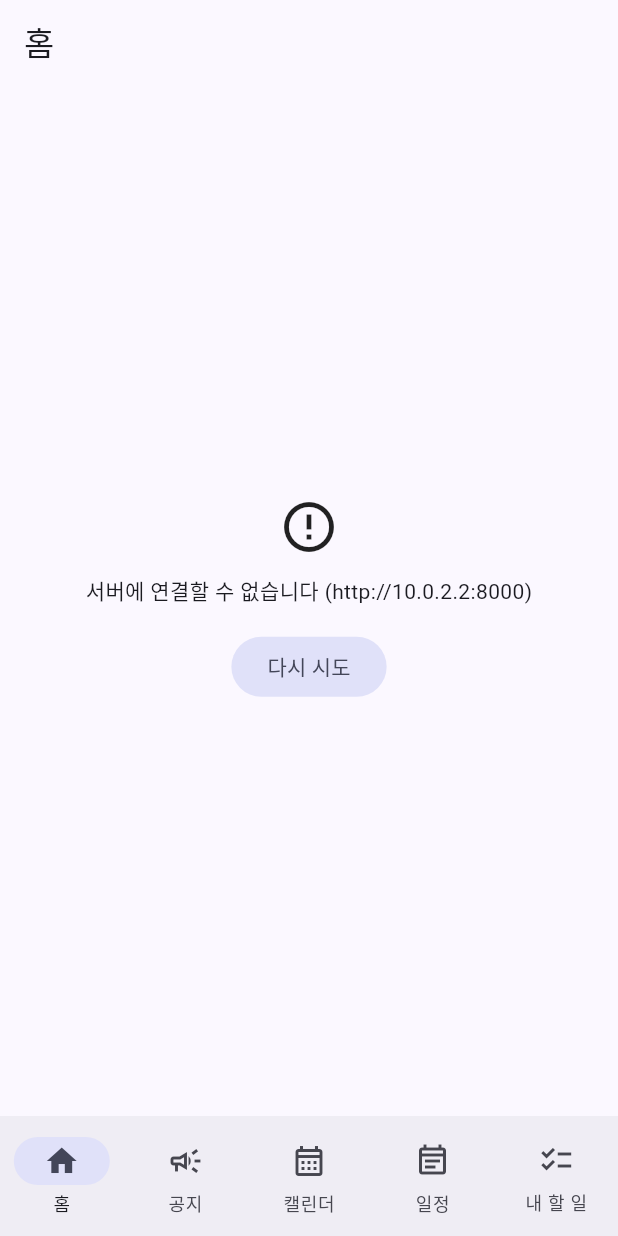
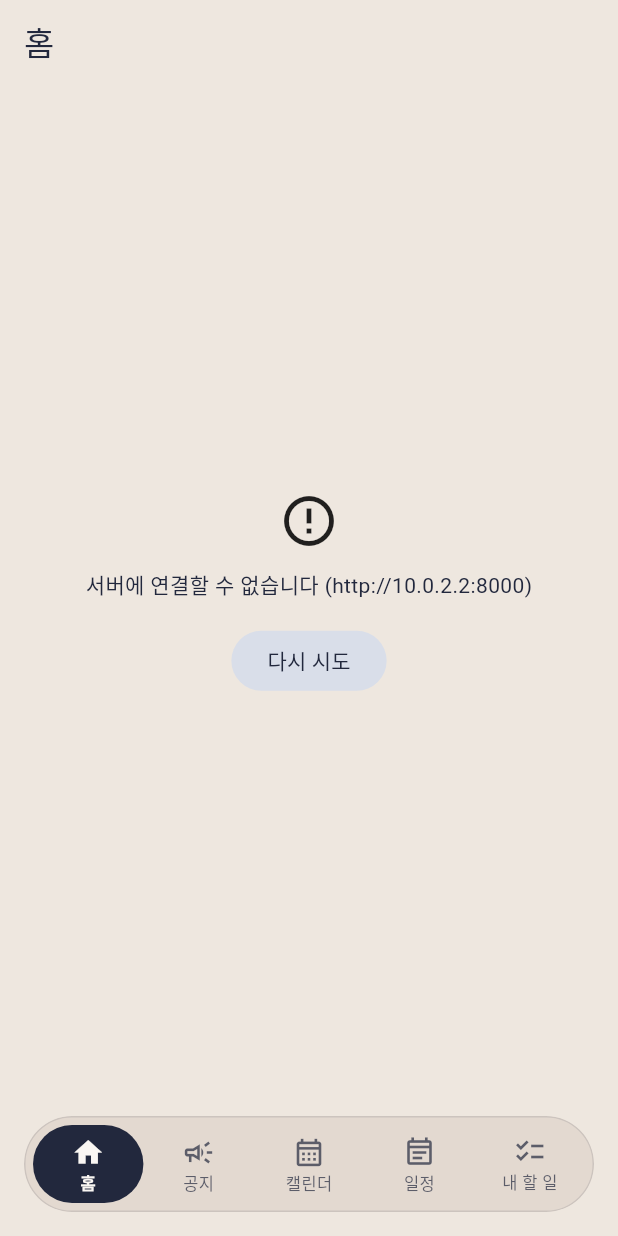
Before and after one commit to leejin727/site-alert, a Flutter app: the screen it shows after launch, on a phone screen of 412 x 824 dp. Run offline on Flutter 3.47's test engine with Material 3 defaults, Android fonts, the phone set to English and light mode, and no system bars; network calls fail.

Commit message:
Flutter 앱: 떠 있는 알약 탭 바, 색과 모양을 한 테마로 통일
- 아래 탭 바를 떠 있는 알약 모양으로 교체(FloatingTabBar). 선택 표시는 앞쪽 끝이 먼저 가고
  뒤쪽 끝이 따라오며 0.35초 동안 미끄러져 이동. 탭 개수·순서·아이콘·이름·화면 전환은 그대로
- 폭 360에서도 탭 이름이 제 칸 안에 들어가고, 넓은 화면에서는 본문과 같은 720 폭으로 가운데
- lib/theme.dart: 앱의 색을 AppColors 이름으로 모으고 그 색으로 테마 구성. 화면 파일에는 색 값을 적지 않음
- 모든 화면: 바탕색 배경과 제목 줄, 크림색 카드(모서리 12), 주 버튼은 버튼 남색 알약
- 진한 남색 카드는 화면의 가장 중요한 요약에만: 홈의 가장 가까운 마감, 일정 상세 진행률, 주간 회고 완료율
- 칩은 두 가지: 임박·지남·확인 필요는 연한 황갈색(진한 갈색 글자), 나머지는 연한 청회색. 빨강은 쓰지 않음
- 캘린더: 선택한 날은 진한 남색 원, 마감 표시는 진한 갈색 네모
- 탭 바 테스트 추가

Co-Authored-By: Claude Fable 5.2 <noreply@anthropic.com>

```diff
--- /dev/null
+++ b/site_alert/lib/floating_tab_bar.dart
@@ -0,0 +1,198 @@
+import 'dart:ui' show lerpDouble;
+
+import 'package:flutter/material.dart';
+
+import 'screens/notice_list_screen.dart' show contentMaxWidth;
+import 'theme.dart';
+
+class TabItem {
+  const TabItem({
+    required this.icon,
+    required this.selectedIcon,
+    required this.label,
+  });
+
+  final IconData icon;
+  final IconData selectedIcon;
+  final String label;
+}
+
+/// 화면 아래에 떠 있는 알약 모양 탭 바. 선택 표시는 탭을 바꾸면 늘어났다 줄어들며 미끄러져 이동함.
+class FloatingTabBar extends StatefulWidget {
+  const FloatingTabBar({
+    super.key,
+    required this.items,
+    required this.selectedIndex,
+    required this.onSelected,
+  });
+
+  final List<TabItem> items;
+  final int selectedIndex;
+  final ValueChanged<int> onSelected;
+
+  @override
+  State<FloatingTabBar> createState() => _FloatingTabBarState();
+}
+
+class _FloatingTabBarState extends State<FloatingTabBar>
+    with SingleTickerProviderStateMixin {
+  static const _barHeight = 64.0;
+  static const _barPadding = 6.0;
+
+  // 앞쪽 끝이 먼저 가고 뒤쪽 끝이 따라와서, 이동하는 동안 표시가 가로로 늘어났다 줄어듦
+  static const _lead = Interval(0, 0.7, curve: Curves.easeOutCubic);
+  static const _trail = Interval(0.3, 1, curve: Curves.easeInOutCubic);
+
+  late final AnimationController _controller = AnimationController(
+    vsync: this,
+    duration: const Duration(milliseconds: 350),
+    value: 1,
+  );
+
+  // 표시의 양 끝. 탭 칸 폭을 1로 본 위치 (n번째 탭 = n ~ n+1)
+  late double _fromLeft = widget.selectedIndex.toDouble();
+  late double _fromRight = widget.selectedIndex + 1.0;
+
+  (double, double) _edges(int target) {
+    final forward = target + 0.5 >= (_fromLeft + _fromRight) / 2;
+    final t = _controller.value;
+    return (
+      lerpDouble(_fromLeft, target, (forward ? _trail : _lead).transform(t))!,
+      lerpDouble(
+        _fromRight,
+        target + 1,
+        (forward ? _lead : _trail).transform(t),
+      )!,
+    );
+  }
+
+  @override
+  void didUpdateWidget(FloatingTabBar oldWidget) {
+    super.didUpdateWidget(oldWidget);
+    if (oldWidget.selectedIndex == widget.selectedIndex) return;
+    // 이동 중에 다른 탭을 누르면 지금 위치에서 새로 출발
+    final (left, right) = _edges(oldWidget.selectedIndex);
+    _fromLeft = left;
+    _fromRight = right;
+    _controller.forward(from: 0);
+  }
+
+  @override
+  void dispose() {
+    _controller.dispose();
+    super.dispose();
+  }
+
+  @override
+  Widget build(BuildContext context) {
+    return SafeArea(
+      top: false,
+      minimum: const EdgeInsets.fromLTRB(16, 8, 16, 16),
+      child: Align(
+        alignment: Alignment.bottomCenter,
+        heightFactor: 1,
+        child: ConstrainedBox(
+          constraints: const BoxConstraints(maxWidth: contentMaxWidth),
+          child: Material(
+            color: AppColors.tabBand,
+            // 띠와 화면 바탕의 밝기 차이가 작아서 옅은 테두리로 경계를 보탬
+            shape: StadiumBorder(
+              side: BorderSide(color: AppColors.navy.withValues(alpha: 0.12)),
+            ),
+            clipBehavior: Clip.antiAlias,
+            child: Container(
+              height: _barHeight,
+              padding: const EdgeInsets.all(_barPadding),
+              child: LayoutBuilder(
+                builder: (context, constraints) {
+                  final cell = constraints.maxWidth / widget.items.length;
+                  return AnimatedBuilder(
+                    animation: _controller,
+                    builder: (context, _) {
+                      final (left, right) = _edges(widget.selectedIndex);
+                      return Stack(
+                        children: [
+                          Positioned(
+                            left: left * cell,
+                            width: (right - left) * cell,
+                            top: 0,
+                            bottom: 0,
+                            child: const DecoratedBox(
+                              key: ValueKey('tab-indicator'),
+                              decoration: ShapeDecoration(
+                                shape: StadiumBorder(),
+                                color: AppColors.navy,
+                              ),
+                            ),
+                          ),
+                          Row(
+                            children: [
+                              for (var i = 0; i < widget.items.length; i++)
+                                Expanded(child: _tab(context, i, left, right)),
+                            ],
+                          ),
+                        ],
+                      );
+                    },
+                  );
+                },
+              ),
+            ),
+          ),
+        ),
+      ),
+    );
+  }
+
+  Widget _tab(BuildContext context, int i, double left, double right) {
+    final item = widget.items[i];
+    final selected = i == widget.selectedIndex;
+    // 표시가 이 칸을 덮은 만큼 표시 위의 글자색에 가까워짐
+    final left0 = left > i ? left : i.toDouble();
+    final right0 = right < i + 1 ? right : i + 1.0;
+    final covered = (right0 - left0).clamp(0.0, 1.0);
+    final color = Color.lerp(AppColors.mutedNavy, AppColors.card, covered)!;
+    return Semantics(
+      button: true,
+      selected: selected,
+      child: InkWell(
+        customBorder: const StadiumBorder(),
+        overlayColor: WidgetStatePropertyAll(
+          AppColors.navy.withValues(alpha: 0.08),
+        ),
+        onTap: () => widget.onSelected(i),
+        child: Padding(
+          padding: const EdgeInsets.symmetric(horizontal: 4),
+          child: Column(
+            mainAxisAlignment: MainAxisAlignment.center,
+            children: [
+              Icon(
+                selected ? item.selectedIcon : item.icon,
+                size: 22,
+                color: color,
+              ),
+              const SizedBox(height: 2),
+              // 좁은 화면이나 큰 글자 설정에서도 잘리거나 옆 탭과 겹치지 않게 칸 폭에 맞춰 줄임
+              FittedBox(
+                fit: BoxFit.scaleDown,
+                child: Text(
+                  item.label,
+                  maxLines: 1,
+                  softWrap: false,
+                  textScaler: MediaQuery.textScalerOf(context)
+                      .clamp(maxScaleFactor: 1.3),
+                  style: TextStyle(
+                    fontSize: 11,
+                    height: 1.3,
+                    color: color,
+                    fontWeight: selected ? FontWeight.w700 : FontWeight.w500,
+                  ),
+                ),
+              ),
+            ],
+          ),
+        ),
+      ),
+    );
+  }
+}
--- a/site_alert/lib/main.dart
+++ b/site_alert/lib/main.dart
@@ -1,12 +1,13 @@
-import 'package:flutter/foundation.dart';
 import 'package:flutter/material.dart';
 
 import 'api.dart';
+import 'floating_tab_bar.dart';
 import 'screens/calendar_screen.dart';
 import 'screens/home_screen.dart';
 import 'screens/my_tasks_screen.dart';
 import 'screens/notice_list_screen.dart';
 import 'screens/schedule_list_screen.dart';
+import 'theme.dart';
 
 void main() {
   runApp(MyApp(api: ApiClient()));
@@ -24,13 +25,7 @@ class MyApp extends StatelessWidget {
     return MaterialApp(
       title: '이거할래',
       debugShowCheckedModeBanner: false,
-      theme: ThemeData(
-        colorSchemeSeed: Colors.indigo,
-        // 웹은 한글 폰트가 없어 실행 중에 내려받으므로 내장 폰트를 씀. 휴대폰은 기기 기본 폰트 그대로.
-        fontFamily: kIsWeb ? 'GowunDodum' : null,
-        // 웹은 본문을 가운데로 모으므로 제목도 버튼 수와 상관없이 가운데에 둠
-        appBarTheme: kIsWeb ? const AppBarTheme(centerTitle: true) : null,
-      ),
+      theme: buildAppTheme(),
       home: HomeShell(api: api, today: today, initialTab: initialTab),
     );
   }
@@ -66,33 +61,33 @@ class _HomeShellState extends State<HomeShell> {
         3 => ScheduleListScreen(api: widget.api, today: widget.today),
         _ => MyTasksScreen(api: widget.api, today: widget.today),
       },
-      bottomNavigationBar: NavigationBar(
+      bottomNavigationBar: FloatingTabBar(
         selectedIndex: _index,
-        onDestinationSelected: (i) => setState(() => _index = i),
-        destinations: const [
-          NavigationDestination(
-            icon: Icon(Icons.home_outlined),
-            selectedIcon: Icon(Icons.home),
+        onSelected: (i) => setState(() => _index = i),
+        items: const [
+          TabItem(
+            icon: Icons.home_outlined,
+            selectedIcon: Icons.home,
             label: '홈',
           ),
-          NavigationDestination(
-            icon: Icon(Icons.campaign_outlined),
-            selectedIcon: Icon(Icons.campaign),
+          TabItem(
+            icon: Icons.campaign_outlined,
+            selectedIcon: Icons.campaign,
             label: '공지',
           ),
-          NavigationDestination(
-            icon: Icon(Icons.calendar_month_outlined),
-            selectedIcon: Icon(Icons.calendar_month),
+          TabItem(
+            icon: Icons.calendar_month_outlined,
+            selectedIcon: Icons.calendar_month,
             label: '캘린더',
           ),
-          NavigationDestination(
-            icon: Icon(Icons.event_note_outlined),
-            selectedIcon: Icon(Icons.event_note),
+          TabItem(
+            icon: Icons.event_note_outlined,
+            selectedIcon: Icons.event_note,
             label: '일정',
           ),
-          NavigationDestination(
-            icon: Icon(Icons.checklist_outlined),
-            selectedIcon: Icon(Icons.checklist),
+          TabItem(
+            icon: Icons.checklist_outlined,
+            selectedIcon: Icons.checklist,
             label: '내 할 일',
           ),
         ],
--- a/site_alert/lib/screens/my_tasks_screen.dart
+++ b/site_alert/lib/screens/my_tasks_screen.dart
@@ -6,6 +6,7 @@ import '../models.dart';
 import 'notice_list_screen.dart' show ErrorView, InfoChip, contentInset;
 import 'schedule_detail_screen.dart' show openSource;
 import 'weekly_review_screen.dart';
+import '../theme.dart';
 
 const urgentDays = 3; // 마감까지 이 일수 이내(D-3 ~ D-day)면 임박으로 강조
 
@@ -225,7 +226,7 @@ class MyTaskTile extends StatelessWidget {
       shape: urgent
           ? RoundedRectangleBorder(
               borderRadius: BorderRadius.circular(12),
-              side: BorderSide(color: theme.colorScheme.error, width: 1.5),
+              side: const BorderSide(color: AppColors.tan, width: 1.5),
             )
           : null,
       child: InkWell(
--- /dev/null
+++ b/site_alert/lib/theme.dart
@@ -0,0 +1,98 @@
+import 'package:flutter/foundation.dart';
+import 'package:flutter/material.dart';
+
+/// 앱에서 쓰는 색. 화면 파일에는 색 값을 직접 적지 않고 이 이름(또는 테마)을 씀.
+abstract final class AppColors {
+  static const background = Color(0xFFEEE7DF); // 화면 바탕, 위쪽 제목 줄
+  static const card = Color(0xFFFAF7F3); // 카드. 진한 바탕 위에서는 글자색
+  static const navy = Color(0xFF22283D); // 글자, 화면마다 가장 중요한 요약 카드, 체크
+  static const buttonNavy = Color(0xFF3A486A); // 주 버튼
+  static const tan = Color(0xFFB89878); // 선·작은 표시. 밝은 바탕 위 글자로는 흐려서 쓰지 않음
+  static const lightTan = Color(0xFFE5D6C4); // 주의를 끌 칩, '확인 필요'
+  static const blueGrey = Color(0xFFD9DEE9); // 중립 칩
+  static const tabBand = Color(0xFFE3D9D0); // 아래 탭 바
+  static const brown = Color(0xFF5A4632); // 연한 황갈색 위의 글자
+  static const mutedNavy = Color(0xB322283D); // 흐린 글자. 이보다 흐리면 읽기 어려움
+}
+
+ThemeData buildAppTheme() {
+  final scheme = ColorScheme.fromSeed(seedColor: AppColors.buttonNavy).copyWith(
+    primary: AppColors.buttonNavy,
+    onPrimary: AppColors.card,
+    primaryContainer: AppColors.navy,
+    onPrimaryContainer: AppColors.card,
+    secondary: AppColors.buttonNavy,
+    onSecondary: AppColors.card,
+    secondaryContainer: AppColors.blueGrey,
+    onSecondaryContainer: AppColors.navy,
+    tertiary: AppColors.tan,
+    onTertiary: AppColors.navy,
+    tertiaryContainer: AppColors.lightTan,
+    onTertiaryContainer: AppColors.brown,
+    surface: AppColors.background,
+    onSurface: AppColors.navy,
+    onSurfaceVariant: AppColors.mutedNavy,
+    // 대화창·아래 시트·메뉴는 카드와 같은 색
+    surfaceContainerLowest: AppColors.card,
+    surfaceContainerLow: AppColors.card,
+    surfaceContainer: AppColors.card,
+    surfaceContainerHigh: AppColors.card,
+    surfaceContainerHighest: AppColors.card,
+    surfaceTint: Colors.transparent,
+    inverseSurface: AppColors.navy,
+    onInverseSurface: AppColors.card,
+    inversePrimary: AppColors.lightTan,
+    outline: AppColors.navy.withValues(alpha: 0.5),
+    outlineVariant: AppColors.navy.withValues(alpha: 0.15),
+    shadow: AppColors.navy,
+  );
+  return ThemeData(
+    colorScheme: scheme,
+    scaffoldBackgroundColor: AppColors.background,
+    // 웹은 한글 폰트가 없어 실행 중에 내려받으므로 내장 폰트를 씀. 휴대폰은 기기 기본 폰트 그대로.
+    fontFamily: kIsWeb ? 'GowunDodum' : null,
+    appBarTheme: const AppBarTheme(
+      backgroundColor: AppColors.background,
+      foregroundColor: AppColors.navy,
+      surfaceTintColor: Colors.transparent,
+      scrolledUnderElevation: 0,
+      // 웹은 본문을 가운데로 모으므로 제목도 버튼 수와 상관없이 가운데에 둠
+      centerTitle: kIsWeb ? true : null,
+    ),
+    // 바탕과 카드의 밝기 차이가 작아서 옅은 그림자로 경계를 보탬
+    cardTheme: CardThemeData(
+      color: AppColors.card,
+      surfaceTintColor: Colors.transparent,
+      shadowColor: AppColors.navy.withValues(alpha: 0.35),
+      elevation: 1,
+      shape: RoundedRectangleBorder(borderRadius: BorderRadius.circular(12)),
+    ),
+    checkboxTheme: CheckboxThemeData(
+      fillColor: WidgetStateProperty.resolveWith(
+        (states) =>
+            states.contains(WidgetState.selected) &&
+                !states.contains(WidgetState.disabled)
+            ? AppColors.navy
+            : null,
+      ),
+      checkColor: const WidgetStatePropertyAll(AppColors.card),
+    ),
+    progressIndicatorTheme: const ProgressIndicatorThemeData(
+      color: AppColors.navy,
+      linearTrackColor: AppColors.blueGrey,
+    ),
+    segmentedButtonTheme: SegmentedButtonThemeData(
+      style: ButtonStyle(
+        backgroundColor: WidgetStateProperty.resolveWith(
+          (states) =>
+              states.contains(WidgetState.selected) ? AppColors.navy : null,
+        ),
+        foregroundColor: WidgetStateProperty.resolveWith(
+          (states) => states.contains(WidgetState.selected)
+              ? AppColors.card
+              : AppColors.navy,
+        ),
+      ),
+    ),
+  );
+}
```
Also changed, not shown: site_alert/lib/screens/calendar_screen.dart (+9 -10 lines), site_alert/lib/screens/home_screen.dart (+20 -4 lines), site_alert/lib/screens/notice_list_screen.dart (+12 -9 lines), site_alert/lib/screens/schedule_detail_screen.dart (+13 -4 lines), site_alert/lib/screens/task_preview_screen.dart (+16 -12 lines), site_alert/lib/screens/weekly_review_screen.dart (+14 -4 lines), 2 other files.
